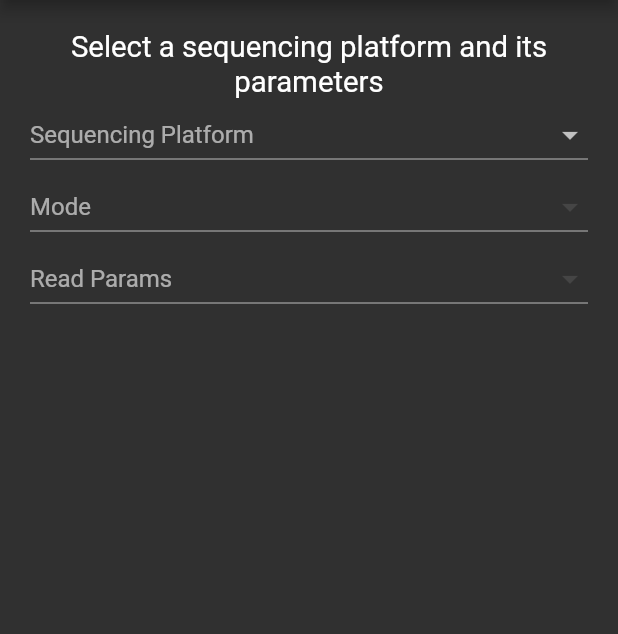
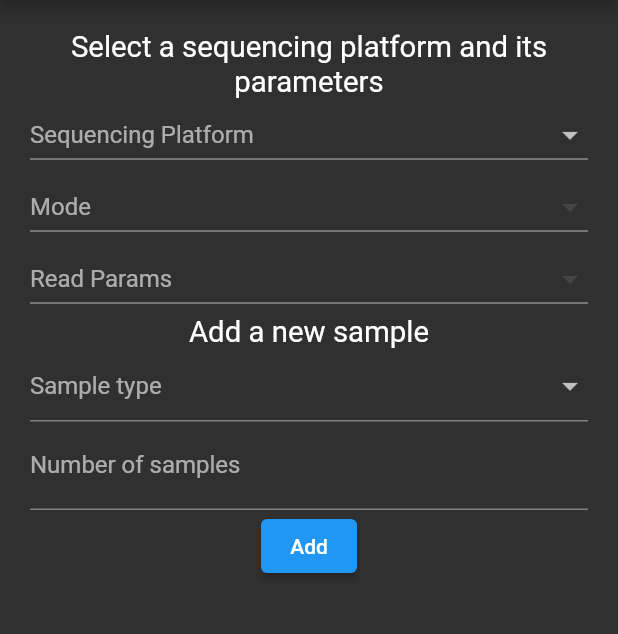
Before and after one commit to vogdb/ngs-run-calculator-flutter, a Flutter app: the screen it shows after launch, on a phone screen of 412 x 824 dp, the part 84-718 px from its top. Run offline on Flutter 3.47's test engine with Material 2 defaults, Android fonts, the phone set to English and light mode, and no system bars.

Commit message:
Implement Add Sample form

```diff
--- a/lib/main.dart
+++ b/lib/main.dart
@@ -1,7 +1,9 @@
 import 'package:provider/provider.dart';
 import 'package:flutter/material.dart';
 import './models/selected_seq_platform.dart';
+import './models/samples.dart';
 import './widgets/select_seq_platform.dart';
+import './widgets/add_sample.dart';
 
 void main() {
   runApp(const CalculatorApp());
@@ -16,6 +18,8 @@ class CalculatorApp extends StatelessWidget {
         providers: [
           ChangeNotifierProvider<SelectedSeqPlatform>(
               create: (context) => SelectedSeqPlatform()),
+          ChangeNotifierProvider<SelectedSamples>(
+              create: (context) => SelectedSamples()),
         ],
         child: MaterialApp(
           title: 'NGS Run Calculator',
@@ -27,6 +31,7 @@ class CalculatorApp extends StatelessWidget {
               padding: const EdgeInsets.all(20),
               children: const <Widget>[
                 SelectSeqPlatform(),
+                AddSample(),
               ],
             ),
           ),
--- /dev/null
+++ b/lib/models/samples.dart
@@ -0,0 +1,54 @@
+import 'dart:collection';
+import 'dart:convert' show json;
+import 'package:flutter/foundation.dart';
+
+import 'BP.dart';
+
+List<SampleType> loadSampleTypeList(jsonText) {
+  var jsonData = json.decode(jsonText);
+  return [for (var j in jsonData) SampleType.fromJson(j)];
+}
+
+class SampleType {
+  late final String id;
+  late final String name;
+
+  SampleType.fromJson(Map<String, dynamic> json) {
+    id = json['id'];
+    name = json['name'];
+  }
+}
+
+class Sample {
+  int? id;
+  String? type;
+  int? num;
+  int? coverageX;
+  int? coverageNumReads;
+  BP? size;
+  int? colorHex;
+
+  String get coverage {
+    var coverage = coverageX != null ? 'x$coverageX' : '';
+    return (coverageNumReads ?? coverage).toString();
+  }
+}
+
+class SelectedSamples extends ChangeNotifier with IterableMixin<Sample> {
+  final List<Sample> _samples = [];
+
+  void add(Sample s) {
+    _samples.add(s);
+    notifyListeners();
+  }
+
+  void remove(Sample s) {
+    _samples.remove(s);
+    notifyListeners();
+  }
+
+  @override
+  Iterator<Sample> get iterator {
+    return _samples.iterator;
+  }
+}
--- /dev/null
+++ b/lib/widgets/add_sample.dart
@@ -0,0 +1,159 @@
+import 'package:flutter/material.dart';
+import 'package:provider/provider.dart';
+import '../models/BP.dart';
+import '../models/samples.dart';
+import './validators.dart';
+
+class AddSample extends StatefulWidget {
+  const AddSample({Key? key}) : super(key: key);
+
+  @override
+  _AddSampleState createState() => _AddSampleState();
+}
+
+class _AddSampleState extends State<AddSample> {
+  Sample _sample = Sample();
+  final _formKey = GlobalKey<FormState>();
+  final List<SampleType> _sampleTypeList = [];
+
+  @override
+  void initState() {
+    super.initState();
+
+    _initSampleTypeList();
+  }
+
+  _initSampleTypeList() async {
+    String jsonText =
+        await DefaultAssetBundle.of(context).loadString('assets/sample-type-list.json');
+    setState(() {
+      _sampleTypeList.addAll(loadSampleTypeList(jsonText));
+    });
+  }
+
+  Widget _buildSampleTypeField() {
+    return DropdownButtonFormField(
+      isExpanded: true,
+      hint: const Text('Sample type'),
+      value: _sample.type,
+      onChanged: (String? sampleType) {
+        setState(() {
+          _sample.type = sampleType;
+        });
+      },
+      validator: (String? sampleType) => sampleType == null ? 'Select a sample type' : null,
+      items: _sampleTypeList.map((SampleType sampleType) {
+        return DropdownMenuItem(
+          child: Text(sampleType.name),
+          value: sampleType.id,
+        );
+      }).toList(),
+    );
+  }
+
+  Widget _buildSampleNumField() {
+    return TextFormField(
+      decoration: const InputDecoration(
+        labelText: 'Number of samples',
+      ),
+      keyboardType: TextInputType.number,
+      validator: (String? value) => validatePositiveInt(value),
+      onSaved: (String? value) {
+        _sample.num = int.parse(value!);
+      },
+      // onSaved: (String? value){},
+    );
+  }
+
+  Widget _buildBpSizeField(String label) {
+    return TextFormField(
+      decoration: InputDecoration(
+        labelText: label,
+      ),
+      validator: (String? value) => validateBP(value),
+      onSaved: (String? value) {
+        _sample.size = BP(value!);
+      },
+    );
+  }
+
+  Widget _buildCoverageXField() {
+    return TextFormField(
+      decoration: const InputDecoration(
+        labelText: 'Coverage X',
+      ),
+      keyboardType: TextInputType.number,
+      validator: (String? value) => validateCoverage(value),
+      onSaved: (String? value) {
+        _sample.coverageX = int.parse(value!);
+      },
+    );
+  }
+
+  Widget _buildCoverageNumReadsField() {
+    return TextFormField(
+      decoration: const InputDecoration(
+        labelText: 'Coverage num reads',
+      ),
+      keyboardType: TextInputType.number,
+      validator: (String? value) => validateCoverage(value),
+      onSaved: (String? value) {
+        _sample.coverageNumReads = int.parse(value!);
+      },
+    );
+  }
+
+  List<Widget> _buildFieldsOfSampleType(String? sampleType) {
+    switch (sampleType) {
+      case 'AmpliconMetagenome':
+        return [_buildCoverageNumReadsField()];
+      case 'ProEukaryoticGenome':
+        return [_buildBpSizeField('Genome Size'), _buildCoverageXField()];
+      case 'HumanExome':
+        return [_buildBpSizeField('Region Size'), _buildCoverageXField()];
+      case 'TargetedPanel':
+        return [_buildBpSizeField('Target Size'), _buildCoverageXField()];
+      case 'ProEukaryoticTranscriptome':
+        return [_buildCoverageNumReadsField()];
+      case 'ShotgunMetagenome':
+        return [_buildCoverageNumReadsField()];
+    }
+    return [];
+  }
+
+  @override
+  Widget build(BuildContext context) {
+    final selectedSamples = Provider.of<SelectedSamples>(context, listen: false);
+    return Form(
+        key: _formKey,
+        autovalidateMode: AutovalidateMode.onUserInteraction,
+        child: Column(
+          mainAxisSize: MainAxisSize.min,
+          mainAxisAlignment: MainAxisAlignment.center,
+          children: [
+            Text(
+              'Add a new sample',
+              style: DefaultTextStyle.of(context).style.apply(fontSizeFactor: 1.4),
+              textAlign: TextAlign.center,
+            ),
+            _buildSampleTypeField(),
+            _buildSampleNumField(),
+            ..._buildFieldsOfSampleType(_sample.type),
+            ElevatedButton(
+              onPressed: () {
+                // Validate returns true if the form is valid, or false otherwise.
+                if (_formKey.currentState!.validate()) {
+                  _formKey.currentState!.save();
+                  selectedSamples.add(_sample);
+                  _formKey.currentState!.reset();
+                  setState(() {
+                    _sample = Sample();
+                  });
+                }
+              },
+              child: const Text('Add'),
+            ),
+          ],
+        ));
+  }
+}
--- a/pubspec.yaml
+++ b/pubspec.yaml
@@ -24,3 +24,4 @@ flutter:
   uses-material-design: true
   assets:
     - assets/seq-platform-list.json
+    - assets/sample-type-list.json
```
Also changed, not shown: assets/sample-type-list.json (added, +26 -0 lines), lib/widgets/validators.dart (added, +30 -0 lines).
